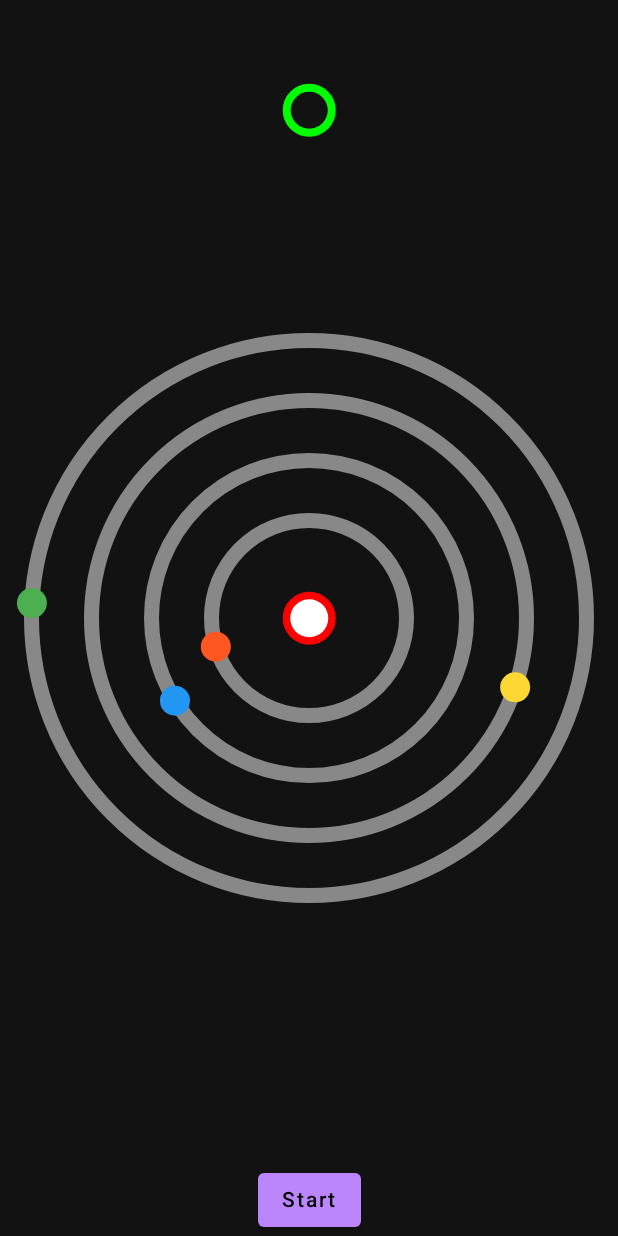
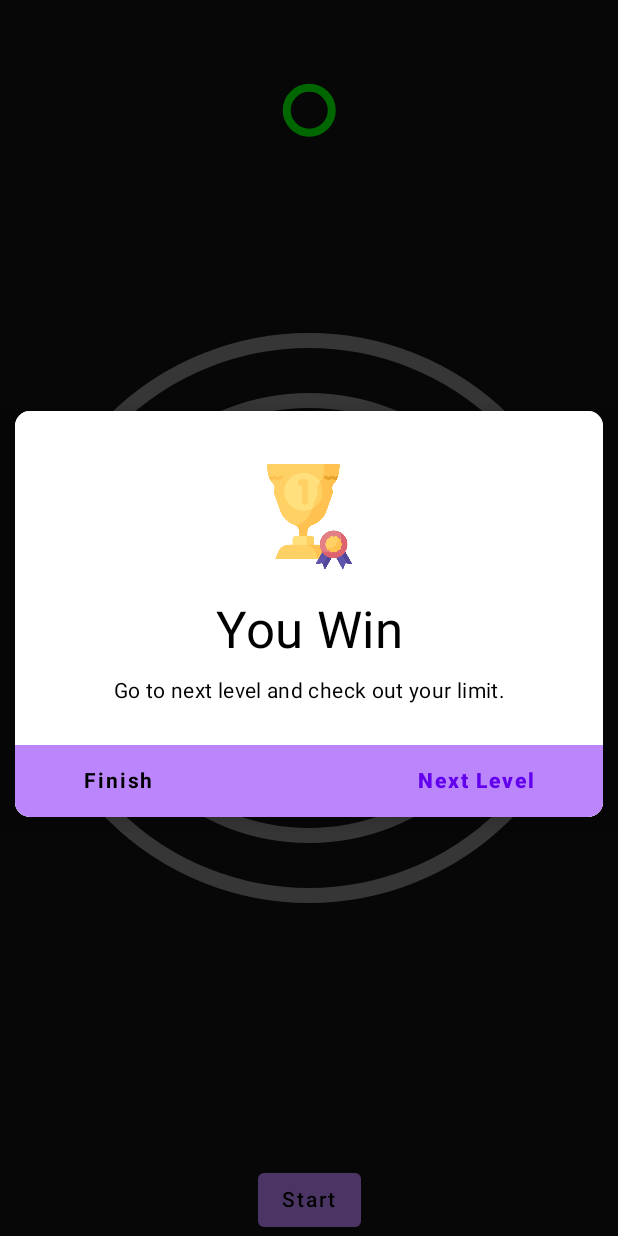
Before and after one commit to JatinVakharia/cross-chakravyuh, an Android app built with Jetpack Compose: the screen it shows after launch (MainActivity), after a tap on "Start", on a phone screen of 412 x 824 dp. Run offline under Robolectric (Android 15) with nearby library versions, the phone set to English and light mode, and no system bars; 1 statement that could not run was skipped.

Commit message:
Added Dialog to retry and next level

```diff
--- /dev/null
+++ b/app/src/main/java/com/cross/chakravyuh/CommonDialog.kt
@@ -0,0 +1,115 @@
+package com.cross.chakravyuh
+
+import androidx.compose.foundation.Image
+import androidx.compose.foundation.background
+import androidx.compose.foundation.layout.*
+import androidx.compose.foundation.shape.RoundedCornerShape
+import androidx.compose.material.Card
+import androidx.compose.material.MaterialTheme
+import androidx.compose.material.Text
+import androidx.compose.material.TextButton
+import androidx.compose.runtime.Composable
+import androidx.compose.runtime.MutableState
+import androidx.compose.ui.Modifier
+import androidx.compose.ui.graphics.Color
+import androidx.compose.ui.layout.ContentScale
+import androidx.compose.ui.res.painterResource
+import androidx.compose.ui.text.font.FontWeight
+import androidx.compose.ui.text.style.TextAlign
+import androidx.compose.ui.text.style.TextOverflow
+import androidx.compose.ui.unit.dp
+import androidx.compose.ui.window.Dialog
+import com.cross.chakravyuh.ui.theme.Purple200
+import com.cross.chakravyuh.ui.theme.Purple500
+
+@Composable
+fun createDialog(
+    openDialogCustom: MutableState<Boolean>,
+    gameState: State,
+    actionFunction: () -> Unit,
+    exitFunction: () -> Unit
+) {
+    Dialog(onDismissRequest = { openDialogCustom.value = false }) {
+        Card(
+            //shape = MaterialTheme.shapes.medium,
+            shape = RoundedCornerShape(10.dp),
+            // modifier = modifier.size(280.dp, 240.dp)
+            modifier = Modifier.padding(10.dp, 5.dp, 10.dp, 10.dp),
+            elevation = 8.dp
+        ) {
+            Column(
+                modifier = Modifier
+                    .background(Color.White)
+            ) {
+
+                //.......................................................................
+                Image(
+                    painter = painterResource(id = if (gameState == State.Win) R.drawable.award else R.drawable.loose),
+                    contentDescription = null, // decorative
+                    contentScale = ContentScale.Fit,
+                    modifier = Modifier
+                        .padding(top = 35.dp)
+                        .height(70.dp)
+                        .fillMaxWidth(),
+
+                    )
+
+                Column(modifier = Modifier.padding(16.dp)) {
+                    Text(
+                        text = if (gameState == State.Win) "You Win" else "Wrong Judgement",
+                        textAlign = TextAlign.Center,
+                        modifier = Modifier
+                            .padding(top = 5.dp)
+                            .fillMaxWidth(),
+                        style = MaterialTheme.typography.h4,
+                        maxLines = 2,
+                        overflow = TextOverflow.Ellipsis
+                    )
+                    Text(
+                        text = if (gameState == State.Win) "Go to next level and check out your limit." else "Try again, practise makes men perfect.",
+                        textAlign = TextAlign.Center,
+                        modifier = Modifier
+                            .padding(top = 10.dp, start = 25.dp, end = 25.dp)
+                            .fillMaxWidth(),
+                        style = MaterialTheme.typography.body2
+                    )
+                }
+                //.......................................................................
+                Row(
+                    Modifier
+                        .fillMaxWidth()
+                        .padding(top = 10.dp)
+                        .background(Purple200),
+                    horizontalArrangement = Arrangement.SpaceAround
+                ) {
+
+                    TextButton(onClick = {
+                        exitFunction()
+                        openDialogCustom.value = false
+                    }) {
+
+                        Text(
+                            "Finish",
+                            fontWeight = FontWeight.Bold,
+                            color = Color.Black,
+                            modifier = Modifier.padding(top = 5.dp, bottom = 5.dp)
+                        )
+                    }
+                    Spacer(modifier = Modifier.width(10.dp))
+
+                    TextButton(onClick = {
+                        actionFunction()
+                        openDialogCustom.value = false
+                    }) {
+                        Text(
+                            text = if (gameState == State.Win) "Next Level" else "Retry",
+                            fontWeight = FontWeight.ExtraBold,
+                            color = Purple500,
+                            modifier = Modifier.padding(top = 5.dp, bottom = 5.dp)
+                        )
+                    }
+                }
+            }
+        }
+    }
+}
--- a/app/src/main/java/com/cross/chakravyuh/MainActivity.kt
+++ b/app/src/main/java/com/cross/chakravyuh/MainActivity.kt
@@ -15,32 +15,86 @@ import androidx.compose.ui.tooling.preview.Preview
 import com.cross.chakravyuh.ui.theme.CrossChakravyuhTheme
 
 private const val TAG = "MainActivity"
+
 enum class State { InProgress, Loss, Win }
+enum class Behaviour { None, Retry, NextLevel }
 
 class MainActivity : ComponentActivity() {
     override fun onCreate(savedInstanceState: Bundle?) {
         super.onCreate(savedInstanceState)
 
         setContent {
+            startGame(1)
+        }
+    }
+
+    @Composable
+    fun startGame(level: Int) {
+        // Handles Win and Loss of game
         var gameState = remember { mutableStateOf(State.InProgress) }
+        // Handles next level or try again of game
+        var gameBehaviour = remember { mutableStateOf(Behaviour.None) }
+
         CrossChakravyuhTheme(darkTheme = true) {
             // A surface container using the 'background' color from the theme
             Surface(
                 modifier = Modifier.fillMaxSize()
             ) {
-                    BallsRevolving(4, 1, gameState)
+                BallsRevolving(4, level, gameState)
             }
         }
-            observeGameState(gameState)
+        observeGameState(gameState, gameBehaviour)
+        observeGameBehaviour(gameBehaviour)
+    }
+
+    @Composable
+    private fun observeGameBehaviour(gameBehaviour: MutableState<Behaviour>) {
+        if (gameBehaviour.value == Behaviour.Retry) {
+            startGame(1)
+        } else if (gameBehaviour.value == Behaviour.NextLevel) {
+            startGame(1)
         }
     }
 
-    private fun observeGameState(gameState: MutableState<State>) {
-        if(gameState.value == State.Loss){
+    @Composable
+    private fun observeGameState(
+        gameState: MutableState<State>,
+        gameBehaviour: MutableState<Behaviour>
+    ) {
+        // Handles show and hide of dialog
+        var dialogState = remember { mutableStateOf(true) }
+
+        if (gameState.value == State.Loss) {
             Log.d(TAG, "You Loss")
-        } else if(gameState.value == State.Win){
+            if (dialogState.value)
+                createDialog(
+                    openDialogCustom = dialogState,
+                    State.Loss,
+                    actionFunction = { tryAgainSameLevel(gameBehaviour) },
+                    ::exitApp
+                )
+        } else if (gameState.value == State.Win) {
             Log.d(TAG, "You Win")
+            if (dialogState.value)
+                createDialog(
+                    openDialogCustom = dialogState,
+                    State.Win,
+                    actionFunction = { moveToNextLevel(gameBehaviour) },
+                    ::exitApp
+                )
         }
+    }
+
+    private fun exitApp() {
+        finish()
+    }
+
+    private fun moveToNextLevel(gameBehaviour: MutableState<Behaviour>) {
+        gameBehaviour.value = Behaviour.NextLevel
+    }
+
+    private fun tryAgainSameLevel(gameBehaviour: MutableState<Behaviour>) {
+        gameBehaviour.value = Behaviour.Retry
     }
 }
 
```
Also changed, not shown: app/src/main/res/drawable/award.png (added), app/src/main/res/drawable/loose.png (added). Lines whose indentation alone changed are shown as unchanged.
